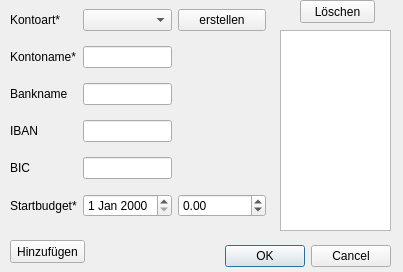
Old version of the form View/src/main/resources/design/ui/bankaccountdialog.ui in the repository marcuskraft/DimeDiaryJavaFx.
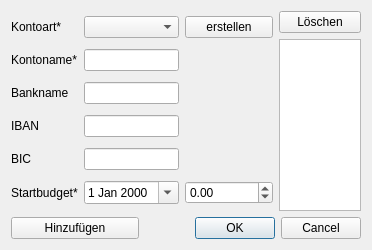
New version of the form.

The edit to the form file:
```diff
--- a/View/src/main/resources/design/ui/bankaccountdialog.ui
+++ b/View/src/main/resources/design/ui/bankaccountdialog.ui
@@ -6,38 +6,15 @@
    <rect>
     <x>0</x>
     <y>0</y>
-    <width>403</width>
-    <height>272</height>
+    <width>372</width>
+    <height>250</height>
    </rect>
   </property>
   <property name="windowTitle">
    <string>Konto erstellen</string>
   </property>
-  <widget class="QDialogButtonBox" name="buttonBox">
-   <property name="geometry">
-    <rect>
-     <x>220</x>
-     <y>240</y>
-     <width>171</width>
-     <height>32</height>
-    </rect>
-   </property>
-   <property name="orientation">
-    <enum>Qt::Horizontal</enum>
-   </property>
-   <property name="standardButtons">
-    <set>QDialogButtonBox::Cancel|QDialogButtonBox::Ok</set>
-   </property>
-  </widget>
-  <widget class="QWidget" name="gridLayoutWidget">
-   <property name="geometry">
-    <rect>
-     <x>10</x>
-     <y>0</y>
-     <width>256</width>
-     <height>231</height>
-    </rect>
-   </property>
+  <layout class="QGridLayout" name="gridLayout_2">
+   <item row="0" column="0" rowspan="2" colspan="2">
    <layout class="QGridLayout" name="gridLayout">
     <item row="0" column="0">
      <widget class="QLabel" name="label">
@@ -114,46 +91,42 @@
      </widget>
     </item>
     <item row="5" column="1">
-     <widget class="QDateEdit" name="dateEditStartBudget"/>
-    </item>
-   </layout>
-  </widget>
-  <widget class="QPushButton" name="pushButtonAdd">
-   <property name="geometry">
-    <rect>
-     <x>10</x>
-     <y>240</y>
-     <width>75</width>
-     <height>23</height>
-    </rect>
-   </property>
-   <property name="text">
-    <string>Hinzufügen</string>
-   </property>
-  </widget>
+      <widget class="QDateEdit" name="dateEditStartBudget">
+       <property name="calendarPopup">
+        <bool>true</bool>
+       </property>
+      </widget>
+     </item>
+    </layout>
+   </item>
+   <item row="0" column="2">
   <widget class="QPushButton" name="pushButtonDelete">
-   <property name="geometry">
-    <rect>
-     <x>300</x>
-     <y>0</y>
-     <width>75</width>
-     <height>23</height>
-    </rect>
-   </property>
    <property name="text">
     <string>Löschen</string>
    </property>
   </widget>
-  <widget class="QListWidget" name="listWidget">
-   <property name="geometry">
-    <rect>
-     <x>280</x>
-     <y>30</y>
-     <width>111</width>
-     <height>201</height>
-    </rect>
-   </property>
-  </widget>
+   </item>
+   <item row="1" column="2">
+    <widget class="QListWidget" name="listWidget"/>
+   </item>
+   <item row="2" column="0">
+    <widget class="QPushButton" name="pushButtonAdd">
+     <property name="text">
+      <string>Hinzufügen</string>
+     </property>
+    </widget>
+   </item>
+   <item row="2" column="1" colspan="2">
+    <widget class="QDialogButtonBox" name="buttonBox">
+     <property name="orientation">
+      <enum>Qt::Horizontal</enum>
+     </property>
+     <property name="standardButtons">
+      <set>QDialogButtonBox::Cancel|QDialogButtonBox::Ok</set>
+     </property>
+    </widget>
+   </item>
+  </layout>
  </widget>
  <tabstops>
   <tabstop>comboBoxAccountCategory</tabstop>
```
Lines whose indentation alone changed are shown as unchanged.
